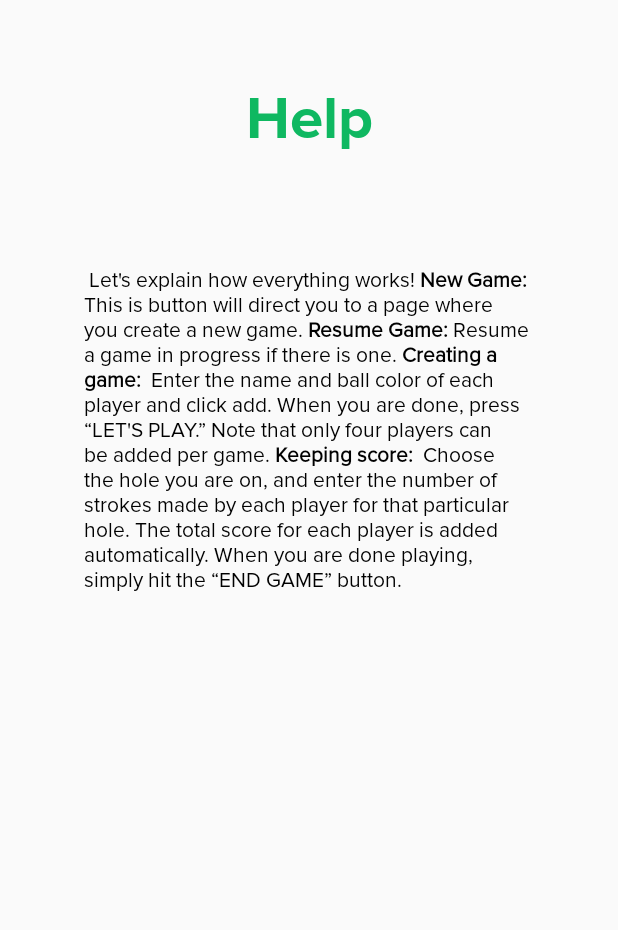
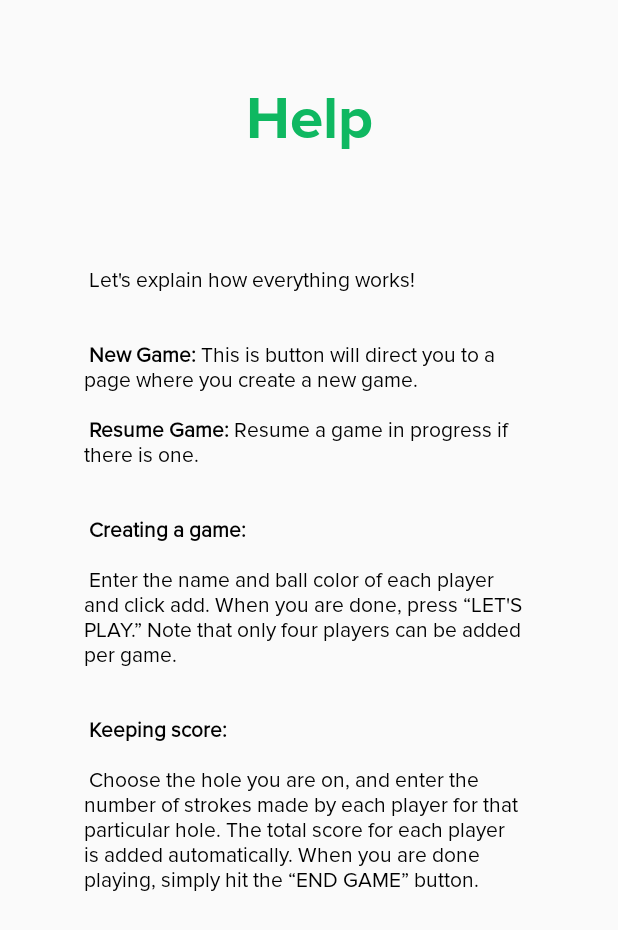
Before and after one commit to KarimnM/Golf-App, an Android app: the HelpActivity screen opened directly, with no data from a screen before it, on a phone screen of 412 x 824 dp. Shown: the top 930 px of the screen. Run offline under Robolectric (Android 15) with nearby library versions, the phone set to English and light mode, and no system bars.

Commit message:
Formatted help page

```diff
--- a/app/src/main/res/values/strings.xml
+++ b/app/src/main/res/values/strings.xml
@@ -62,13 +62,13 @@
     <!--Help Page-->
     <string name="help">Help</string>
     <string name="help_text">
-        Let\&apos;s explain how everything works!<br /><br /><br />
-        <b>New Game: </b>This is button will direct you to a page where you create a new game.<br /><br />
-        <b>Resume Game: </b>Resume a game in progress if there is one.<br /><br /><br />
-        <b>Creating a game: </b><br /><br />
+        Let\&apos;s explain how everything works!\n\n\n
+        <b>New Game: </b>This is button will direct you to a page where you create a new game.\n\n
+        <b>Resume Game: </b>Resume a game in progress if there is one.\n\n\n
+        <b>Creating a game: </b>\n\n
         Enter the name and ball color of each player and click add. When you are done, press &#8220;LET\&apos;S PLAY.&#8221;
-        Note that only four players can be added per game.<br /><br /><br />
-        <b>Keeping score: </b><br /><br />
+        Note that only four players can be added per game.\n\n\n
+        <b>Keeping score: </b>\n\n
         Choose the hole you are on, and enter the number of strokes made by each player for that particular hole.
         The total score for each player is added automatically. When you are done playing, simply hit
         the &#8220;END GAME&#8221; button.
```
Also changed, not shown: 493 other files.
